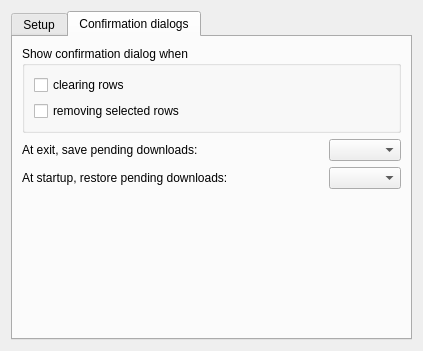
First picture: the form in src/preferences/preferencesgeneral.ui, repository KDE/kwooty, before the edit.
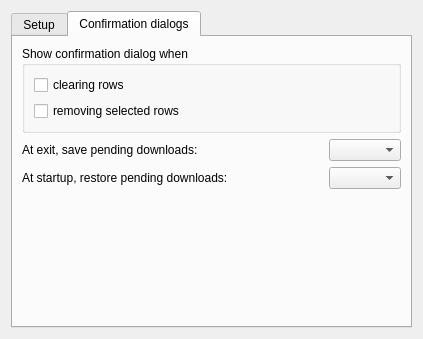
Second picture: the form after the edit. The open tabs and pages were chosen to show the change. Custom widgets are drawn as their Qt base class.

Diff of the .ui file:
```diff
--- a/src/preferences/preferencesgeneral.ui
+++ b/src/preferences/preferencesgeneral.ui
@@ -7,7 +7,7 @@
     <x>0</x>
     <y>0</y>
     <width>376</width>
-    <height>351</height>
+    <height>300</height>
    </rect>
   </property>
   <property name="toolTip">
@@ -255,7 +255,7 @@
          <property name="sizeHint" stdset="0">
           <size>
            <width>20</width>
-           <height>163</height>
+           <height>100</height>
           </size>
          </property>
         </spacer>
```
